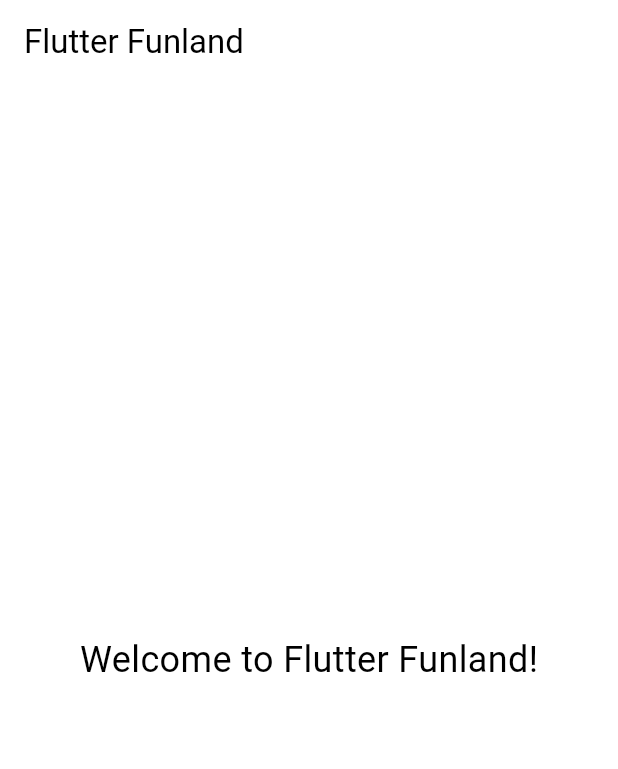
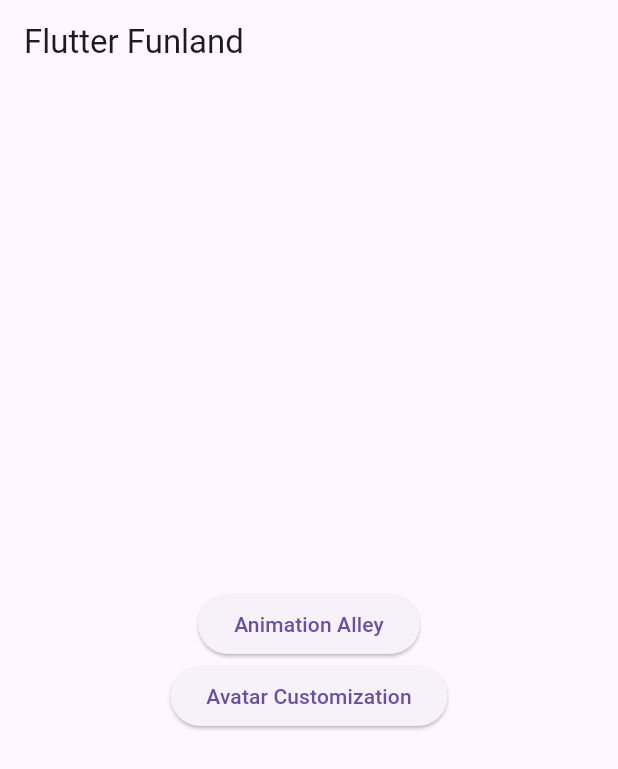
Before and after one commit to Mauryn24/flutter_game, a Flutter app: the screen it shows after launch, on a phone screen of 412 x 824 dp. Shown: the top 769 px of the screen. Run offline on Flutter 3.47's test engine with Material 3 defaults, Android fonts, the phone set to English and light mode, and no system bars; our stand-ins replace fluro.

Commit message:
slutter funland

```diff
--- a/flutter_funland/lib/funland_game.dart
+++ /dev/null
@@ -1,23 +0,0 @@
-import 'package:flutter/material.dart';
-
-class FunlandGame extends StatefulWidget {
-  @override
-  _FunlandGameState createState() => _FunlandGameState();
-}
-
-class _FunlandGameState extends State<FunlandGame> {
-  @override
-  Widget build(BuildContext context) {
-    return Scaffold(
-      appBar: AppBar(
-        title: Text('Flutter Funland'),
-      ),
-      body: Center(
-        child: Text(
-          'Welcome to Flutter Funland!',
-          style: TextStyle(fontSize: 24.0),
-        ),
-      ),
-    );
-  }
-}
--- a/flutter_funland/lib/main.dart
+++ b/flutter_funland/lib/main.dart
@@ -1,29 +1,111 @@
 import 'package:flutter/material.dart';
-import 'funland_game.dart';
-import 'widget_workshop.dart';
-import 'animation_alley.dart';
+import 'package:fluro/fluro.dart';
+
+void main() {
+  final FluroRouter router = FluroRouter();
+  Routes.configureRoutes(router);
+  runApp(FunlandApp(router: router));
+}
 
 class FunlandApp extends StatelessWidget {
+  final FluroRouter router;
+
+  const FunlandApp({Key? key, required this.router}) : super(key: key);
+
   @override
   Widget build(BuildContext context) {
     return MaterialApp(
       title: 'Flutter Funland',
       theme: ThemeData(
-        primaryColor: Colors.blue,
-        colorScheme: ColorScheme.fromSwatch().copyWith(secondary: Colors.green), // Set accent color to green
-        ),
-      initialRoute: '/',
-      routes: {
-        '/': (context) => FunlandGame(),
-        '/widget_workshop': (context) => WidgetWorkshop(),
-        '/animation_alley': (context) => AnimationAlley(),
-      },
+        primarySwatch: Colors.blue,
+      ),
+      onGenerateRoute: router.generator,
+      home: const HomeScreen(),
     );
   }
 }
 
+class HomeScreen extends StatelessWidget {
+  const HomeScreen({Key? key}) : super(key: key);
 
+  @override
+  Widget build(BuildContext context) {
+    return Scaffold(
+      appBar: AppBar(
+        title: const Text('Flutter Funland'),
+      ),
+      body: Center(
+        child: Column(
+          mainAxisAlignment: MainAxisAlignment.center,
+          children: <Widget>[
+            ElevatedButton(
+              onPressed: () {
+                Navigator.pushNamed(context, '/animation_alley');
+              },
+              child: const Text('Animation Alley'),
+            ),
+            ElevatedButton(
+              onPressed: () {
+                Navigator.pushNamed(context, '/avatar_customization');
+              },
+              child: const Text('Avatar Customization'),
+            ),
+          ],
+        ),
+      ),
+    );
+  }
+}
 
-void main() {
-  runApp(FunlandApp());
+class Routes {
+  static void configureRoutes(FluroRouter router) {
+    router.define('/animation_alley', handler: Handler(
+      handlerFunc: (BuildContext? context, Map<String, List<String>> params) {
+        return const AnimationAlley();
+      },
+    ));
+    router.define('/avatar_customization', handler: Handler(
+      handlerFunc: (BuildContext? context, Map<String, List<String>> params) {
+        return const AvatarCustomizationScreen();
+      },
+    ));
+  }
 }
+
+class AnimationAlley extends StatelessWidget {
+  const AnimationAlley({Key? key}) : super(key: key);
+
+  @override
+  Widget build(BuildContext context) {
+    return Scaffold(
+      appBar: AppBar(
+        title: const Text('Animation Alley'),
+      ),
+      body: const Center(
+        child: Text(
+          'Welcome to Animation Alley!',
+          style: TextStyle(fontSize: 24.0),
+        ),
+      ),
+    );
+  }
+}
+
+class AvatarCustomizationScreen extends StatelessWidget {
+  const AvatarCustomizationScreen({Key? key}) : super(key: key);
+
+  @override
+  Widget build(BuildContext context) {
+    return Scaffold(
+      appBar: AppBar(
+        title: const Text('Avatar Customization'),
+      ),
+      body: const Center(
+        child: Text(
+          'Welcome to Avatar Customization!',
+          style: TextStyle(fontSize: 24.0),
+        ),
+      ),
+    );
+  }
+}
```
Also changed, not shown: flutter_funland/lib/animation_alley.dart (deleted, +0 -31 lines), flutter_funland/lib/avatar_customization_screen.dart (deleted, +0 -18 lines), flutter_funland/lib/share_achievements_screen.dart (deleted, +0 -18 lines), flutter_funland/lib/widget_workshop.dart (deleted, +0 -18 lines), 1 other file.
